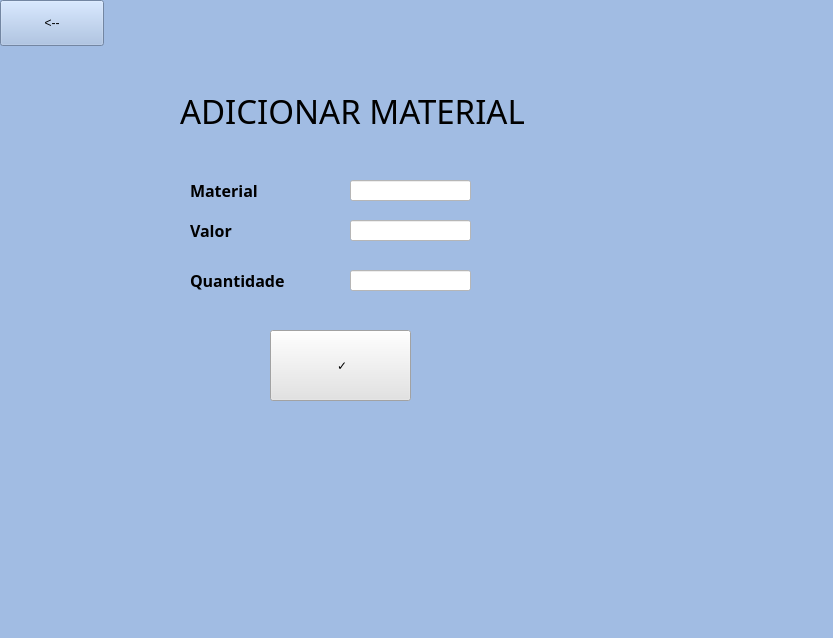
Old version of the form SYSTEM CONTROL/adcmaterial.ui in the repository victorkok/OPE-Oficina-Mecanica.
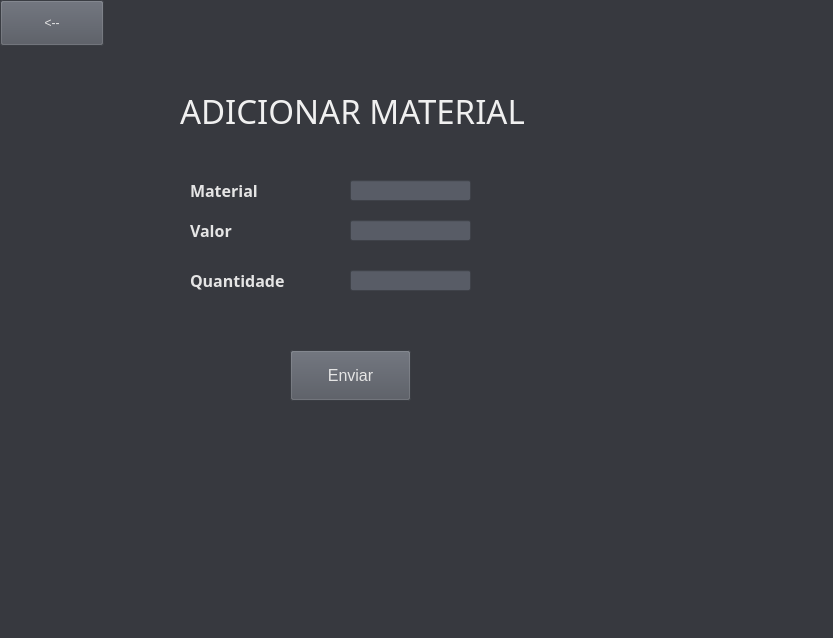
New version of the form.

```diff
--- a/SYSTEM CONTROL/adcmaterial.ui
+++ b/SYSTEM CONTROL/adcmaterial.ui
@@ -14,7 +14,8 @@
    <string>MainWindow</string>
   </property>
   <property name="styleSheet">
-   <string notr="true">background-color: rgb(161, 188, 227);</string>
+   <string notr="true">background-color : rgb(55, 57, 63);
+color: rgb(229, 229, 229);</string>
   </property>
   <widget class="QWidget" name="centralwidget">
    <widget class="QLabel" name="label">
@@ -36,7 +37,7 @@
      <bool>false</bool>
     </property>
     <property name="styleSheet">
-     <string notr="true">color: rgb(0, 0, 0);</string>
+     <string notr="true">color: rgb(240, 240, 240);</string>
     </property>
     <property name="text">
      <string>ADICIONAR MATERIAL</string>
@@ -52,7 +53,7 @@
      </rect>
     </property>
     <property name="styleSheet">
-     <string notr="true">background-color: rgb(255, 255, 255);</string>
+     <string notr="true">background-color: rgb(88, 92, 102);</string>
     </property>
    </widget>
    <widget class="QLabel" name="qtd">
@@ -73,9 +74,6 @@
       <bold>true</bold>
      </font>
     </property>
-    <property name="styleSheet">
-     <string notr="true">color: rgb(0, 0, 0);</string>
-    </property>
     <property name="text">
      <string>Quantidade</string>
     </property>
@@ -86,17 +84,22 @@
    <widget class="QPushButton" name="button">
     <property name="geometry">
      <rect>
-      <x>270</x>
-      <y>330</y>
-      <width>141</width>
-      <height>71</height>
+      <x>290</x>
+      <y>350</y>
+      <width>121</width>
+      <height>51</height>
      </rect>
     </property>
+    <property name="font">
+     <font>
+      <pointsize>12</pointsize>
+     </font>
+    </property>
     <property name="styleSheet">
-     <string notr="true">background-color: rgb(227, 227, 227);</string>
+     <string notr="true">background-color: rgb(81, 85, 94);</string>
     </property>
     <property name="text">
-     <string>	✓</string>
+     <string>Enviar</string>
     </property>
    </widget>
    <widget class="QLabel" name="Produto_2">
@@ -126,10 +129,6 @@
     <property name="autoFillBackground">
      <bool>false</bool>
     </property>
-    <property name="styleSheet">
-     <string notr="true">color: rgb(0, 0, 0);
-</string>
-    </property>
     <property name="text">
      <string>Material</string>
     </property>
@@ -147,7 +146,7 @@
      </rect>
     </property>
     <property name="styleSheet">
-     <string notr="true">background-color: rgb(255, 255, 255);</string>
+     <string notr="true">background-color: rgb(88, 92, 102);</string>
     </property>
    </widget>
    <widget class="QLabel" name="Produto_3">
@@ -177,10 +176,6 @@
     <property name="autoFillBackground">
      <bool>false</bool>
     </property>
-    <property name="styleSheet">
-     <string notr="true">color: rgb(0, 0, 0);
-</string>
-    </property>
     <property name="text">
      <string>Valor</string>
     </property>
@@ -198,7 +193,7 @@
      </rect>
     </property>
     <property name="styleSheet">
-     <string notr="true">background-color: rgb(255, 255, 255);</string>
+     <string notr="true">background-color: rgb(88, 92, 102);</string>
     </property>
    </widget>
    <widget class="QPushButton" name="voltar">
@@ -221,6 +216,9 @@
       <pointsize>9</pointsize>
      </font>
     </property>
+    <property name="styleSheet">
+     <string notr="true">background-color: rgb(81, 85, 94);</string>
+    </property>
     <property name="text">
      <string>&lt;--</string>
     </property>
```
